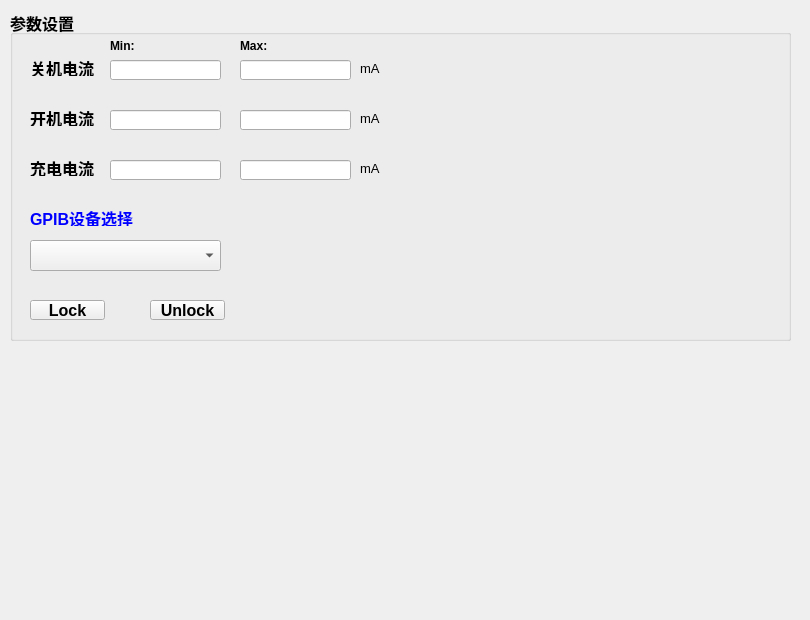
Old version of the form project/Harman_T500/parameterform.ui in the repository happyrabbit456/Qt5_dev.
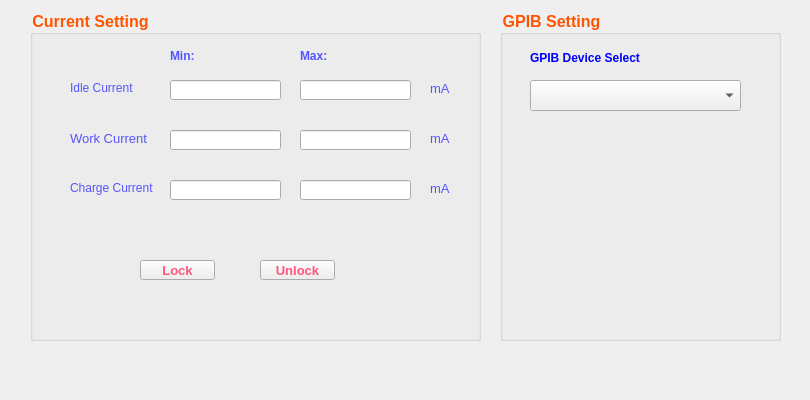
New version of the form.

Patch:
```diff
--- a/project/Harman_T500/parameterform.ui
+++ b/project/Harman_T500/parameterform.ui
@@ -7,7 +7,7 @@
     <x>0</x>
     <y>0</y>
     <width>810</width>
-    <height>620</height>
+    <height>400</height>
    </rect>
   </property>
   <property name="windowTitle">
@@ -16,9 +16,9 @@
   <widget class="QGroupBox" name="groupBox">
    <property name="geometry">
     <rect>
-     <x>10</x>
+     <x>30</x>
      <y>10</y>
-     <width>781</width>
+     <width>451</width>
      <height>331</height>
     </rect>
    </property>
@@ -29,142 +29,80 @@
      <bold>true</bold>
     </font>
    </property>
+   <property name="styleSheet">
+    <string notr="true">color: rgb(255, 85, 0);</string>
+   </property>
    <property name="title">
-    <string>参数设置</string>
+    <string>Current Setting</string>
    </property>
-   <widget class="QLabel" name="labelGPIBSelector">
-    <property name="geometry">
-     <rect>
-      <x>20</x>
-      <y>200</y>
-      <width>131</width>
-      <height>16</height>
-     </rect>
-    </property>
-    <property name="font">
-     <font>
-      <pointsize>12</pointsize>
-      <weight>75</weight>
-      <bold>true</bold>
-     </font>
-    </property>
-    <property name="styleSheet">
-     <string notr="true">color: rgb(0, 0, 255);</string>
-    </property>
-    <property name="text">
-     <string>GPIB设备选择</string>
-    </property>
-   </widget>
-   <widget class="QComboBox" name="comboGPIBSelector">
-    <property name="geometry">
-     <rect>
-      <x>20</x>
-      <y>230</y>
-      <width>191</width>
-      <height>31</height>
-     </rect>
-    </property>
-    <property name="font">
-     <font>
-      <pointsize>10</pointsize>
-      <weight>75</weight>
-      <bold>true</bold>
-     </font>
-    </property>
-    <property name="styleSheet">
-     <string notr="true">color: rgb(0, 0, 0);</string>
-    </property>
-   </widget>
-   <widget class="QPushButton" name="btnLock">
-    <property name="geometry">
-     <rect>
-      <x>20</x>
-      <y>290</y>
-      <width>75</width>
-      <height>20</height>
-     </rect>
-    </property>
-    <property name="font">
-     <font>
-      <pointsize>12</pointsize>
-      <weight>75</weight>
-      <bold>true</bold>
-     </font>
-    </property>
-    <property name="styleSheet">
-     <string notr="true">color: rgb(0, 0, 0);</string>
-    </property>
-    <property name="text">
-     <string>Lock</string>
-    </property>
-   </widget>
-   <widget class="QPushButton" name="btnUnlock">
-    <property name="geometry">
-     <rect>
-      <x>140</x>
-      <y>290</y>
-      <width>75</width>
-      <height>20</height>
-     </rect>
-    </property>
-    <property name="font">
-     <font>
-      <pointsize>12</pointsize>
-      <weight>75</weight>
-      <bold>true</bold>
-     </font>
-    </property>
-    <property name="styleSheet">
-     <string notr="true">color: rgb(0, 0, 0);</string>
-    </property>
-    <property name="text">
-     <string>Unlock</string>
-    </property>
-   </widget>
-   <widget class="QLabel" name="labelIdleCurrent">
-    <property name="geometry">
-     <rect>
-      <x>20</x>
-      <y>50</y>
-      <width>71</width>
-      <height>16</height>
-     </rect>
-    </property>
-    <property name="text">
-     <string>关机电流</string>
-    </property>
-   </widget>
-   <widget class="QLabel" name="labelWorkCurrent">
-    <property name="geometry">
-     <rect>
-      <x>20</x>
-      <y>100</y>
-      <width>71</width>
-      <height>16</height>
-     </rect>
-    </property>
-    <property name="text">
-     <string>开机电流</string>
-    </property>
-   </widget>
    <widget class="QLabel" name="labelChargeCurrent">
     <property name="geometry">
      <rect>
-      <x>20</x>
-      <y>150</y>
-      <width>71</width>
+      <x>40</x>
+      <y>170</y>
+      <width>91</width>
       <height>16</height>
      </rect>
     </property>
+    <property name="styleSheet">
+     <string notr="true">color: rgb(85, 85, 255);</string>
+    </property>
     <property name="text">
-     <string>充电电流</string>
+     <string>Charge Current</string>
+    </property>
+   </widget>
+   <widget class="QLineEdit" name="editMinChargeCurrent">
+    <property name="geometry">
+     <rect>
+      <x>140</x>
+      <y>170</y>
+      <width>111</width>
+      <height>20</height>
+     </rect>
+    </property>
+    <property name="styleSheet">
+     <string notr="true">color: rgb(0, 0, 0);</string>
+    </property>
+   </widget>
+   <widget class="QLineEdit" name="editMinWorkCurrent">
+    <property name="geometry">
+     <rect>
+      <x>140</x>
+      <y>120</y>
+      <width>111</width>
+      <height>20</height>
+     </rect>
+    </property>
+    <property name="styleSheet">
+     <string notr="true">color: rgb(0, 0, 0);</string>
+    </property>
+   </widget>
+   <widget class="QLabel" name="labelWorkCurrent">
+    <property name="geometry">
+     <rect>
+      <x>40</x>
+      <y>120</y>
+      <width>91</width>
+      <height>16</height>
+     </rect>
+    </property>
+    <property name="font">
+     <font>
+      <pointsize>10</pointsize>
+     </font>
+    </property>
+    <property name="styleSheet">
+     <string notr="true">color: rgb(85, 85, 255);</string>
+    </property>
+    <property name="text">
+     <string>Work Current</string>
     </property>
    </widget>
    <widget class="QLabel" name="labelMinCurrent">
     <property name="geometry">
      <rect>
-      <x>100</x>
-      <y>30</y>
+      <x>140</x>
+      <y>40</y>
       <width>54</width>
       <height>12</height>
      </rect>
@@ -176,6 +114,9 @@
       <bold>true</bold>
      </font>
     </property>
+    <property name="styleSheet">
+     <string notr="true">color: rgb(85, 85, 255);</string>
+    </property>
     <property name="text">
      <string>Min:</string>
     </property>
@@ -183,8 +124,8 @@
    <widget class="QLabel" name="labelMaxCurrent">
     <property name="geometry">
      <rect>
-      <x>230</x>
-      <y>30</y>
+      <x>270</x>
+      <y>40</y>
       <width>54</width>
       <height>12</height>
      </rect>
@@ -196,6 +137,9 @@
       <bold>true</bold>
      </font>
     </property>
+    <property name="styleSheet">
+     <string notr="true">color: rgb(85, 85, 255);</string>
+    </property>
     <property name="text">
      <string>Max:</string>
     </property>
@@ -203,68 +147,57 @@
    <widget class="QLineEdit" name="editMinIdleCurrent">
     <property name="geometry">
      <rect>
-      <x>100</x>
-      <y>50</y>
+      <x>140</x>
+      <y>70</y>
       <width>111</width>
       <height>20</height>
      </rect>
     </property>
-   </widget>
-   <widget class="QLineEdit" name="editMinWorkCurrent">
-    <property name="geometry">
-     <rect>
-      <x>100</x>
-      <y>100</y>
-      <width>111</width>
-      <height>20</height>
-     </rect>
+    <property name="styleSheet">
+     <string notr="true">color: rgb(0, 0, 0);</string>
     </property>
    </widget>
-   <widget class="QLineEdit" name="editMaxIdleCurrent">
+   <widget class="QLabel" name="labelChargeCurrentUnit">
     <property name="geometry">
      <rect>
-      <x>230</x>
-      <y>50</y>
-      <width>111</width>
-      <height>20</height>
+      <x>400</x>
+      <y>170</y>
+      <width>31</width>
+      <height>16</height>
      </rect>
     </property>
-   </widget>
-   <widget class="QLineEdit" name="editMaxWorkCurrent">
-    <property name="geometry">
-     <rect>
-      <x>230</x>
-      <y>100</y>
-      <width>111</width>
-      <height>20</height>
-     </rect>
+    <property name="font">
+     <font>
+      <pointsize>10</pointsize>
+      <weight>50</weight>
+      <bold>false</bold>
+     </font>
     </property>
-   </widget>
-   <widget class="QLineEdit" name="editMinChargeCurrent">
-    <property name="geometry">
-     <rect>
-      <x>100</x>
-      <y>150</y>
-      <width>111</width>
-      <height>20</height>
-     </rect>
+    <property name="styleSheet">
+     <string notr="true">color: rgb(85, 85, 255);</string>
+    </property>
+    <property name="text">
+     <string>mA</string>
     </property>
    </widget>
    <widget class="QLineEdit" name="editMaxChargeCurrent">
     <property name="geometry">
      <rect>
-      <x>230</x>
-      <y>150</y>
+      <x>270</x>
+      <y>170</y>
       <width>111</width>
       <height>20</height>
      </rect>
     </property>
+    <property name="styleSheet">
+     <string notr="true">color: rgb(0, 0, 0);</string>
+    </property>
    </widget>
    <widget class="QLabel" name="labelIdleCurrentUnit">
     <property name="geometry">
      <rect>
-      <x>350</x>
-      <y>50</y>
+      <x>400</x>
+      <y>70</y>
       <width>31</width>
       <height>16</height>
      </rect>
@@ -276,15 +209,39 @@
       <bold>false</bold>
      </font>
     </property>
+    <property name="styleSheet">
+     <string notr="true">color: rgb(85, 85, 255);</string>
+    </property>
     <property name="text">
      <string>mA</string>
     </property>
    </widget>
+   <widget class="QLabel" name="labelIdleCurrent">
+    <property name="geometry">
+     <rect>
+      <x>40</x>
+      <y>70</y>
+      <width>91</width>
+      <height>16</height>
+     </rect>
+    </property>
+    <property name="font">
+     <font>
+      <pointsize>9</pointsize>
+     </font>
+    </property>
+    <property name="styleSheet">
+     <string notr="true">color: rgb(85, 85, 255);</string>
+    </property>
+    <property name="text">
+     <string>Idle Current</string>
+    </property>
+   </widget>
    <widget class="QLabel" name="labelWorkCurrentUnit">
     <property name="geometry">
      <rect>
-      <x>350</x>
-      <y>100</y>
+      <x>400</x>
+      <y>120</y>
       <width>31</width>
       <height>16</height>
      </rect>
@@ -296,28 +253,149 @@
       <bold>false</bold>
      </font>
     </property>
+    <property name="styleSheet">
+     <string notr="true">color: rgb(85, 85, 255);</string>
+    </property>
     <property name="text">
      <string>mA</string>
     </property>
    </widget>
-   <widget class="QLabel" name="labelChargeCurrentUnit">
+   <widget class="QLineEdit" name="editMaxIdleCurrent">
     <property name="geometry">
      <rect>
-      <x>350</x>
-      <y>150</y>
-      <width>31</width>
-      <height>16</height>
+      <x>270</x>
+      <y>70</y>
+      <width>111</width>
+      <height>20</height>
      </rect>
     </property>
+    <property name="styleSheet">
+     <string notr="true">color: rgb(0, 0, 0);</string>
+    </property>
+   </widget>
+   <widget class="QLineEdit" name="editMaxWorkCurrent">
+    <property name="geometry">
+     <rect>
+      <x>270</x>
+      <y>120</y>
+      <width>111</width>
+      <height>20</height>
+     </rect>
+    </property>
+    <property name="styleSheet">
+     <string notr="true">color: rgb(0, 0, 0);</string>
+    </property>
+   </widget>
+   <widget class="QPushButton" name="btnUnlock">
+    <property name="geometry">
+     <rect>
+      <x>230</x>
+      <y>250</y>
+      <width>75</width>
+      <height>20</height>
+     </rect>
+    </property>
     <property name="font">
      <font>
       <pointsize>10</pointsize>
+      <weight>75</weight>
+      <bold>true</bold>
+     </font>
+    </property>
+    <property name="styleSheet">
+     <string notr="true">color: rgb(255, 85, 127);</string>
+    </property>
+    <property name="text">
+     <string>Unlock</string>
+    </property>
+   </widget>
+   <widget class="QPushButton" name="btnLock">
+    <property name="geometry">
+     <rect>
+      <x>110</x>
+      <y>250</y>
+      <width>75</width>
+      <height>20</height>
+     </rect>
+    </property>
+    <property name="font">
+     <font>
+      <pointsize>10</pointsize>
+      <weight>75</weight>
+      <bold>true</bold>
+     </font>
+    </property>
+    <property name="styleSheet">
+     <string notr="true">color: rgb(255, 85, 127);</string>
+    </property>
+    <property name="text">
+     <string>Lock</string>
+    </property>
+   </widget>
+  </widget>
+  <widget class="QGroupBox" name="groupBox_2">
+   <property name="geometry">
+    <rect>
+     <x>500</x>
+     <y>10</y>
+     <width>281</width>
+     <height>331</height>
+    </rect>
+   </property>
+   <property name="font">
+    <font>
+     <pointsize>12</pointsize>
+     <weight>75</weight>
+     <bold>true</bold>
+    </font>
+   </property>
+   <property name="styleSheet">
+    <string notr="true">color: rgb(255, 85, 0);</string>
+   </property>
+   <property name="title">
+    <string>GPIB Setting</string>
+   </property>
+   <widget class="QComboBox" name="comboGPIBSelector">
+    <property name="geometry">
+     <rect>
+      <x>30</x>
+      <y>70</y>
+      <width>211</width>
+      <height>31</height>
+     </rect>
+    </property>
+    <property name="font">
+     <font>
+      <pointsize>10</pointsize>
       <weight>50</weight>
       <bold>false</bold>
      </font>
     </property>
+    <property name="styleSheet">
+     <string notr="true">color: rgb(0, 0, 0);</string>
+    </property>
+   </widget>
+   <widget class="QLabel" name="labelGPIBSelector">
+    <property name="geometry">
+     <rect>
+      <x>30</x>
+      <y>40</y>
+      <width>191</width>
+      <height>16</height>
+     </rect>
+    </property>
+    <property name="font">
+     <font>
+      <pointsize>9</pointsize>
+      <weight>75</weight>
+      <bold>true</bold>
+     </font>
+    </property>
+    <property name="styleSheet">
+     <string notr="true">color: rgb(0, 0, 255);</string>
+    </property>
     <property name="text">
-     <string>mA</string>
+     <string>GPIB Device Select</string>
     </property>
    </widget>
   </widget>
```
